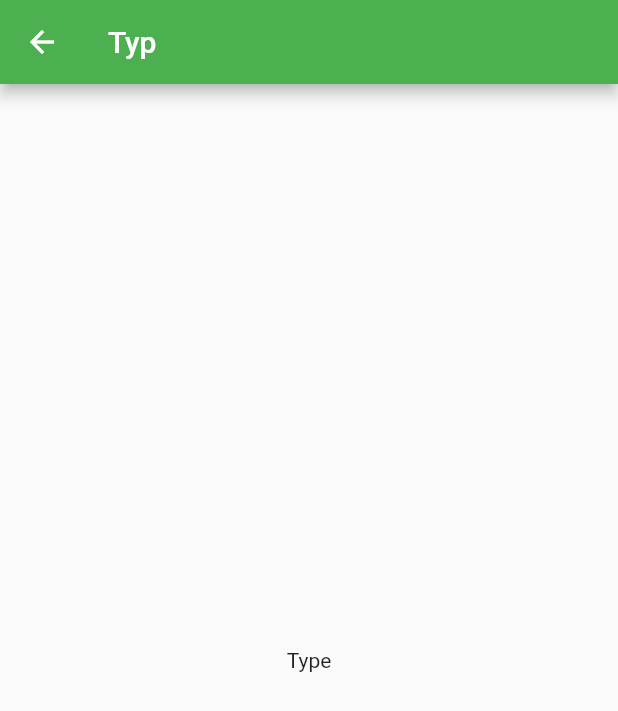
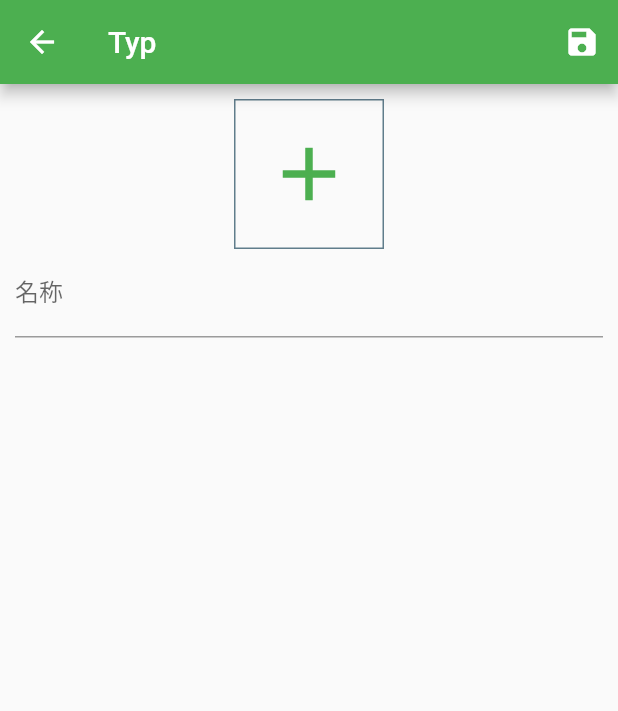
Before and after one commit to ChinaShrimp/spend_tracker, a Flutter app: the TypePage screen opened directly, on a phone screen of 412 x 824 dp. Shown: the top 711 px of the screen. Run offline on Flutter 3.47's test engine with Material 2 defaults, Android fonts, the phone set to English and light mode, and no system bars.

Commit message:
add type form

```diff
--- /dev/null
+++ b/lib/pages/icons/icon_holder_widget.dart
@@ -0,0 +1,48 @@
+import 'package:flutter/material.dart';
+
+import '../index.dart';
+
+typedef void OnIconChange(IconData iconData);
+
+class IconHolderWidget extends StatelessWidget {
+  final IconData newIcon;
+  final OnIconChange onIconChange;
+
+  IconHolderWidget({
+    @required this.newIcon,
+    @required this.onIconChange,
+  });
+
+  @override
+  Widget build(BuildContext context) {
+    return Container(
+      child: Container(
+        height: 100,
+        width: 100,
+        decoration: BoxDecoration(
+          border: Border.all(
+            width: 1,
+            color: Colors.blueGrey,
+          ),
+        ),
+        child: InkWell(
+          onTap: () async {
+            var iconData = await Navigator.push(
+              context,
+              MaterialPageRoute(
+                builder: (context) => IconsPage(),
+              ),
+            );
+
+            onIconChange(iconData);
+          },
+          child: Icon(
+            newIcon == null ? Icons.add : newIcon,
+            size: 60,
+            color: Theme.of(context).primaryColor,
+          ),
+        ),
+      ),
+    );
+  }
+}
--- a/lib/pages/types/type_page.dart
+++ b/lib/pages/types/type_page.dart
@@ -1,12 +1,62 @@
 import 'package:flutter/material.dart';
+import 'package:spend_tracker/pages/icons/icon_holder_widget.dart';
 
-class TypePage extends StatelessWidget {
+class TypePage extends StatefulWidget {
+  @override
+  _TypePageState createState() => _TypePageState();
+}
+
+class _TypePageState extends State<TypePage> {
+  IconData _newIcon;
+  Map<String, dynamic> _data = Map<String, dynamic>();
+  GlobalKey<FormState> _formKey = GlobalKey<FormState>();
+
   @override
   Widget build(BuildContext context) {
     return Scaffold(
-        appBar: AppBar(title: Text('Typ')),
-        body: Center(
-          child: Text('Type'),
+        appBar: AppBar(
+          title: Text('Typ'),
+          actions: <Widget>[
+            IconButton(
+              icon: Icon(Icons.save),
+              onPressed: () {
+                if (!_formKey.currentState.validate()) return;
+
+                _formKey.currentState.save();
+                Navigator.of(context).pop();
+              },
+            ),
+          ],
+        ),
+        body: Padding(
+          padding: EdgeInsets.all(10),
+          child: Column(
+            children: <Widget>[
+              IconHolderWidget(
+                newIcon: _newIcon,
+                onIconChange: (IconData iconData) {
+                  setState(() {
+                    _newIcon = iconData;
+                  });
+                },
+              ),
+              Form(
+                  key: _formKey,
+                  child: Wrap(
+                    children: <Widget>[
+                      TextFormField(
+                        decoration: InputDecoration(labelText: '名称'),
+                        validator: (String value) {
+                          if (value.isEmpty) return '必填项';
+                        },
+                        onSaved: (String value) {
+                          _data['name'] = value;
+                        },
+                      ),
+                    ],
+                  )),
+            ],
+          ),
         ));
   }
 }
```
Also changed, not shown: lib/pages/accounts/account_page.dart (+8 -28 lines), lib/pages/types/types_page.dart (+18 -1 lines).
